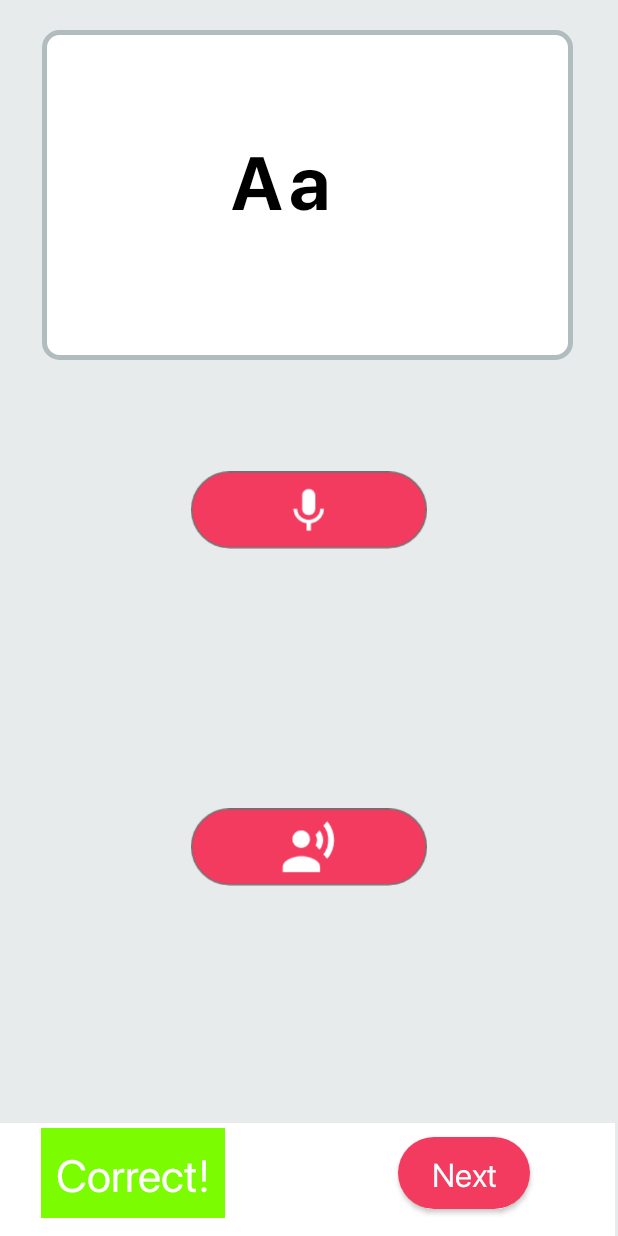
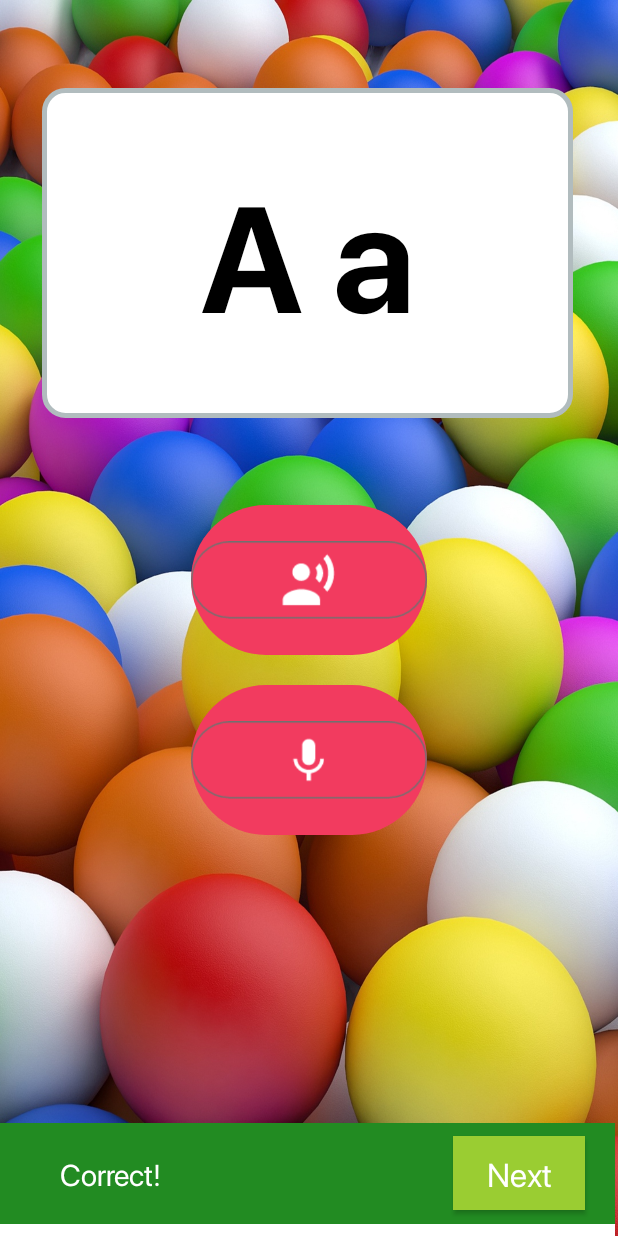
Before and after one commit to meghanabhat29/Kids-Education-App, an Android app: the Question screen opened directly, with no data from a screen before it, on a phone screen of 412 x 824 dp. Run offline under Robolectric (Android 15) with nearby library versions, the phone set to English and light mode, and no system bars.

Commit message:
front-end

```diff
--- a/app/build.gradle
+++ b/app/build.gradle
@@ -30,6 +30,7 @@ dependencies {
     implementation 'pl.droidsonroids.gif:android-gif-drawable:1.2.17'
     implementation 'androidx.appcompat:appcompat:1.1.0'
     implementation 'androidx.constraintlayout:constraintlayout:1.1.3'
+    implementation 'com.google.firebase:firebase-auth:19.3.0'
     testImplementation 'junit:junit:4.12'
     androidTestImplementation 'androidx.test.ext:junit:1.1.1'
     androidTestImplementation 'androidx.test.espresso:espresso-core:3.2.0'
--- a/app/src/main/res/drawable/layout_border.xml
+++ b/app/src/main/res/drawable/layout_border.xml
@@ -2,6 +2,6 @@
 <shape xmlns:android="http://schemas.android.com/apk/res/android">
     <solid android:color="#FFFFFF"/>
     <stroke android:width="3dip" android:color="#B1BCBE" />
-    <corners android:radius="10dip"/>
+    <corners android:radius="14dip"/>
     <padding android:left="0dip" android:top="0dip" android:right="0dip" android:bottom="0dip" />
 </shape>
--- a/app/src/main/res/layout/activity_question.xml
+++ b/app/src/main/res/layout/activity_question.xml
@@ -4,13 +4,14 @@
     xmlns:tools="http://schemas.android.com/tools"
     android:layout_width="match_parent"
     android:layout_height="match_parent"
-    android:background="#E8EBEC"
+    android:background="@drawable/balls"
     tools:context=".Question">
 
     <FrameLayout
         android:id="@+id/frameLayout"
         android:layout_width="354dp"
         android:layout_height="220dp"
+        android:layout_marginTop="40dp"
         android:background="@drawable/layout_border"
         app:layout_constraintBottom_toBottomOf="parent"
         app:layout_constraintEnd_toEndOf="parent"
@@ -24,28 +25,15 @@
             android:layout_height="match_parent">
 
             <TextView
-                android:id="@+id/textView7"
-                android:layout_width="48dp"
-                android:layout_height="87dp"
+                android:id="@+id/textView10"
+                android:layout_width="match_parent"
+                android:layout_height="match_parent"
                 android:fontFamily="@font/bold"
-                android:text="a"
+                android:text="A a"
                 android:textColor="#000000"
-                android:textSize="50sp"
-                app:layout_constraintBottom_toBottomOf="parent"
-                app:layout_constraintEnd_toEndOf="parent"
-                app:layout_constraintHorizontal_bias="0.539"
-                app:layout_constraintStart_toStartOf="parent"
-                app:layout_constraintTop_toTopOf="parent"
-                app:layout_constraintVertical_bias="0.503" />
-
-            <TextView
-                android:id="@+id/textView10"
-                android:layout_width="48dp"
-                android:layout_height="87dp"
-                android:fontFamily="@font/bold"
-                android:text="A"
-                android:textColor="#000000"
-                android:textSize="50sp"
+                android:textSize="100sp"
+                android:textAlignment="center"
+                android:gravity="center"
                 app:layout_constraintBottom_toBottomOf="parent"
                 app:layout_constraintEnd_toEndOf="parent"
                 app:layout_constraintHorizontal_bias="0.411"
@@ -61,13 +49,27 @@
     <ImageView
         android:id="@+id/imageView3"
         android:layout_width="157dp"
-        android:layout_height="80dp"
+        android:layout_height="100dp"
         android:layout_marginTop="48dp"
         app:layout_constraintBottom_toTopOf="@+id/frameLayout2"
         app:layout_constraintEnd_toEndOf="parent"
         app:layout_constraintStart_toStartOf="parent"
+        android:background="@drawable/button"
         app:layout_constraintTop_toBottomOf="@+id/frameLayout"
         app:layout_constraintVertical_bias="0.031"
+        app:srcCompat="@drawable/speak" />
+
+    <ImageView
+        android:id="@+id/imageView"
+        android:layout_width="157dp"
+        android:layout_height="100dp"
+        android:layout_marginTop="20dp"
+        android:background="@drawable/button"
+        app:layout_constraintBottom_toTopOf="@+id/frameLayout2"
+        app:layout_constraintEnd_toEndOf="parent"
+        app:layout_constraintStart_toStartOf="parent"
+        app:layout_constraintTop_toBottomOf="@+id/imageView3"
+        app:layout_constraintVertical_bias="0.0"
         app:srcCompat="@drawable/mic" />
 
     <FrameLayout
@@ -80,7 +82,34 @@
 
         <androidx.constraintlayout.widget.ConstraintLayout
             android:layout_width="match_parent"
-            android:layout_height="67dp">
+            android:layout_height="67dp"
+            android:background="#790604"
+            android:id="@+id/wrong"
+            android:visibility="invisible">
+
+            <TextView
+                android:layout_width="wrap_content"
+                android:layout_height="wrap_content"
+                android:fontFamily="@font/regular"
+                android:text="Wrong! Please retry"
+                android:textColor="@color/white"
+                android:textSize="20sp"
+                android:paddingLeft="10sp"
+                app:layout_constraintBottom_toBottomOf="parent"
+                app:layout_constraintEnd_toEndOf="parent"
+                app:layout_constraintHorizontal_bias="0.094"
+                app:layout_constraintStart_toStartOf="parent"
+                app:layout_constraintTop_toTopOf="parent"
+                app:layout_constraintVertical_bias="0.492" />
+
+        </androidx.constraintlayout.widget.ConstraintLayout>
+
+        <androidx.constraintlayout.widget.ConstraintLayout
+            android:layout_width="match_parent"
+            android:layout_height="67dp"
+            android:background="#228B22"
+            android:id="@+id/correct"
+            android:visibility="visible">
 
             <TextView
                 android:id="@+id/textView9"
@@ -89,8 +118,7 @@
                 android:fontFamily="@font/regular"
                 android:text="Correct!"
                 android:textColor="@color/white"
-                android:textSize="30sp"
-                android:background="#7CFC00"
+                android:textSize="20sp"
                 android:padding="10sp"
                 app:layout_constraintBottom_toBottomOf="parent"
                 app:layout_constraintEnd_toEndOf="parent"
@@ -103,7 +131,9 @@
                 android:id="@+id/button3"
                 android:layout_width="wrap_content"
                 android:layout_height="wrap_content"
-                android:background="@drawable/button"
+                android:background="#9ACD32"
+                android:layout_marginEnd="20dp"
+                android:padding="10sp"
                 android:fontFamily="@font/regular"
                 android:text="Next"
                 android:textAllCaps="false"
@@ -111,23 +141,13 @@
                 android:textSize="22sp"
                 app:layout_constraintBottom_toBottomOf="parent"
                 app:layout_constraintEnd_toEndOf="parent"
-                app:layout_constraintHorizontal_bias="0.67"
-                app:layout_constraintStart_toEndOf="@+id/textView9"
                 app:layout_constraintTop_toTopOf="parent"
                 app:layout_constraintVertical_bias="0.491" />
         </androidx.constraintlayout.widget.ConstraintLayout>
 
 
+
+
     </FrameLayout>
 
-    <ImageView
-        android:id="@+id/imageView"
-        android:layout_width="157dp"
-        android:layout_height="80dp"
-        app:layout_constraintBottom_toTopOf="@+id/frameLayout2"
-        app:layout_constraintEnd_toEndOf="parent"
-        app:layout_constraintStart_toStartOf="parent"
-        app:layout_constraintTop_toBottomOf="@+id/imageView3"
-        app:srcCompat="@drawable/speak" />
-
 </androidx.constraintlayout.widget.ConstraintLayout>
```
Also changed, not shown: app/src/main/java/com/example/educationapp/LoginActivity.java (+92 -0 lines), app/src/main/res/drawable/balls.jpg (added).
